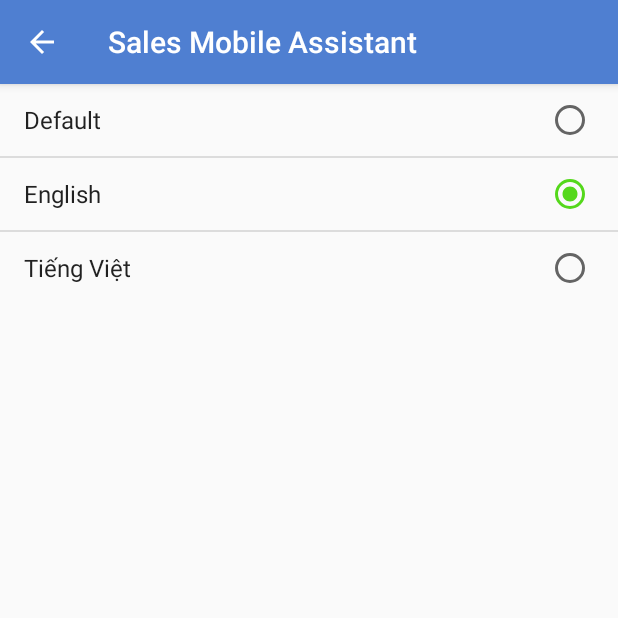
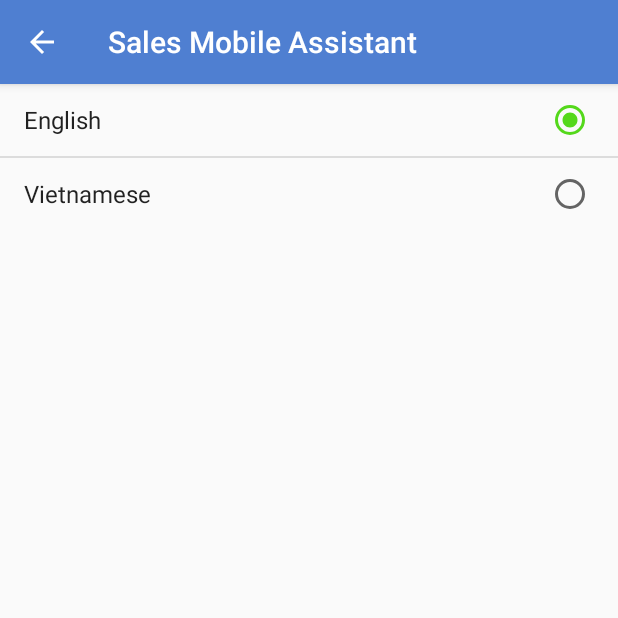
Before and after one commit to haquanghuy/SalesMobileAssistant, an Android app: the LanguageActivity screen opened directly, with no data from a screen before it, on a phone screen of 412 x 824 dp, the top half of it. Run offline under Robolectric (Android 15) with nearby library versions, the phone set to English and light mode, and no system bars.

Commit message:
Setting-Update notification and language focus

```diff
--- a/app/src/main/java/com/doannganh/salesmobileassistant/Views/activity/LanguageActivity.java
+++ b/app/src/main/java/com/doannganh/salesmobileassistant/Views/activity/LanguageActivity.java
@@ -39,13 +39,10 @@ public class LanguageActivity extends AppCompatActivity {
             public void onItemClick(AdapterView<?> parent, View view, int position, long id) {
                 switch (position){
                     case 0:
-                        setLanguage("");
+                        setLanguage(LanguageChange.ENGLISH);
                         break;
                     case 1:
-                        setLanguage("en");
-                        break;
-                    case 2:
-                        setLanguage("vi");
+                        setLanguage(LanguageChange.VIETNAMESE);
                         break;
                 }
             }
@@ -57,12 +54,14 @@ public class LanguageActivity extends AppCompatActivity {
 
         // load language present
         String langNow = languageChange.getLanguagePresent();
+        langNow = langNow.equals(LanguageChange.ENGLISH)
+                ?getString(R.string.setting_lang_en)
+                :getString(R.string.setting_lang_vi);
 
         lvLang = findViewById(R.id.lvLanguage);
         listFunc = new ArrayList<>();
-        listFunc.add("Default");
-        listFunc.add("English");
-        listFunc.add("Tiếng Việt");
+        listFunc.add(getString(R.string.setting_lang_en));
+        listFunc.add(getString(R.string.setting_lang_vi));
 
         arrayAdapter = new ArrayAdapter(LanguageActivity.this, android.R.layout.simple_list_item_single_choice, listFunc);
         lvLang.setAdapter(arrayAdapter);
--- a/app/src/main/java/com/doannganh/salesmobileassistant/Views/util/LanguageChange.java
+++ b/app/src/main/java/com/doannganh/salesmobileassistant/Views/util/LanguageChange.java
@@ -12,6 +12,9 @@ public class LanguageChange {
     private final String PREFS_NAME = "preferencesLanguage";
     private final String PREF_LANG = "Language";
 
+    public static String ENGLISH = "en";
+    public static String VIETNAMESE = "vi";
+
     public LanguageChange(Activity context){
         this.context = context;
     }
@@ -19,7 +22,7 @@ public class LanguageChange {
     public void loadLocale() {
         SharedPreferences prefs = context.getSharedPreferences(PREFS_NAME,
                 Activity.MODE_PRIVATE);
-        String language = prefs.getString(PREF_LANG, "");
+        String language = prefs.getString(PREF_LANG, ENGLISH);
         changeLang(language);
     }
 
@@ -44,7 +47,10 @@ public class LanguageChange {
         Locale.getDefault().getDisplayLanguage()---> English
          */
         //return Locale.getDefault().getLanguage(); en
-        return Locale.getDefault().getDisplayLanguage();
+        SharedPreferences prefs = context.getSharedPreferences(PREFS_NAME,
+                Activity.MODE_PRIVATE);
+        return prefs.getString(PREF_LANG, ENGLISH);
+        //return Locale.getDefault().getDisplayLanguage();
     }
 
     public void saveLocale(String lang) {
--- a/app/src/main/res/values/strings.xml
+++ b/app/src/main/res/values/strings.xml
@@ -115,10 +115,13 @@
     <string name="setting_tag">Setting</string>
     <string name="setting_confign">Configuration</string>
     <string name="setting_lang">Language</string>
+    <string name="setting_lang_en">English</string>
+    <string name="setting_lang_vi">Vietnamese</string>
     <string name="setting_theme">Theme</string>
     <string name="setting_update">Check for updates</string>
+    <string name="setting_update_no">Your version is already the latest</string>
     <string name="setting_about">About</string>
-    <string name="setting_about_content">App name: Sales Mobile Assistant\\nAuthor:\\n          Ha Quang Huy\\n          Nguyen Truong Gia\\nContact:\\n          16510100666huy@ou.edu.vn          16510100666huy@ou.edu.vn Copyright belongs to the above authors</string>
+    <string name="setting_about_content">App name: Sales Mobile Assistant\nAuthor:\n   - Ha Quang Huy\n  - Nguyen Truong Gia \nContact:\n   - 1651010066huy@ou.edu.vn\n   - 1651012043gia@ou.edu.vn \nCopyright belongs to the above authors</string>
 
     <!-- Config-->
     <string name="config_tag">Configuration</string>
```
Also changed, not shown: app/src/main/java/com/doannganh/salesmobileassistant/Views/activity/SettingActivity.java (+7 -0 lines), 1 other file.
